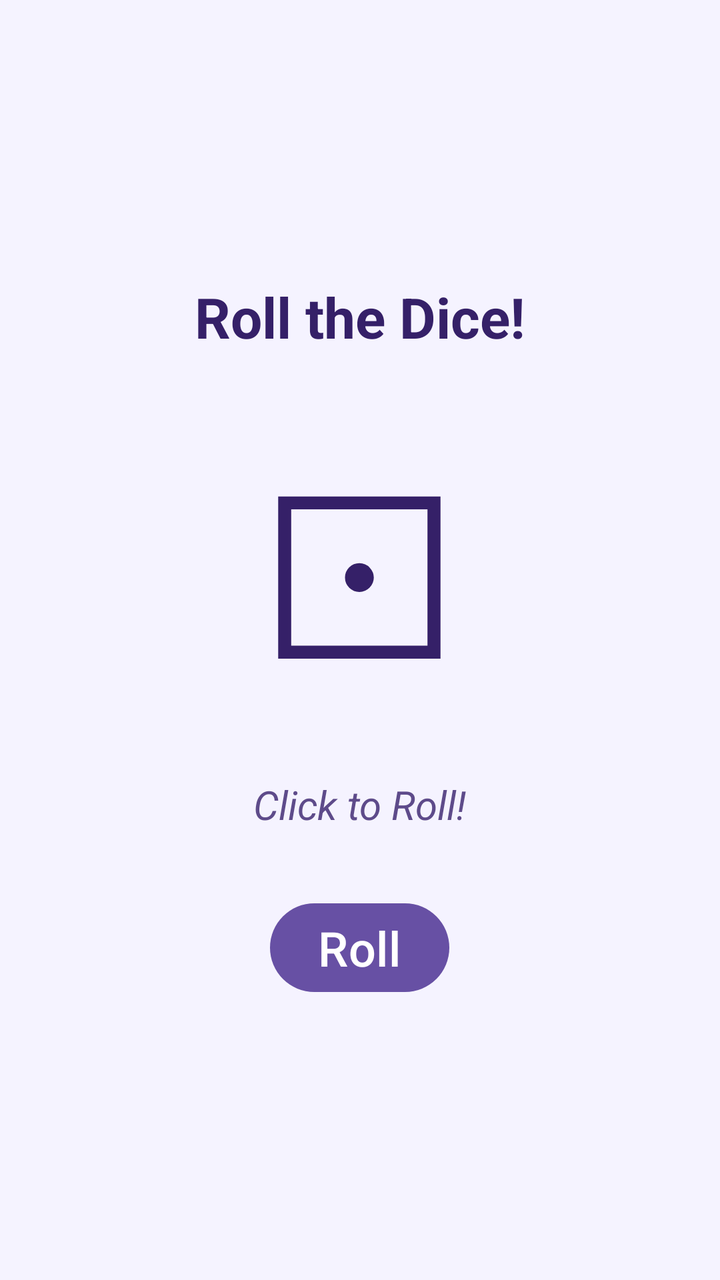
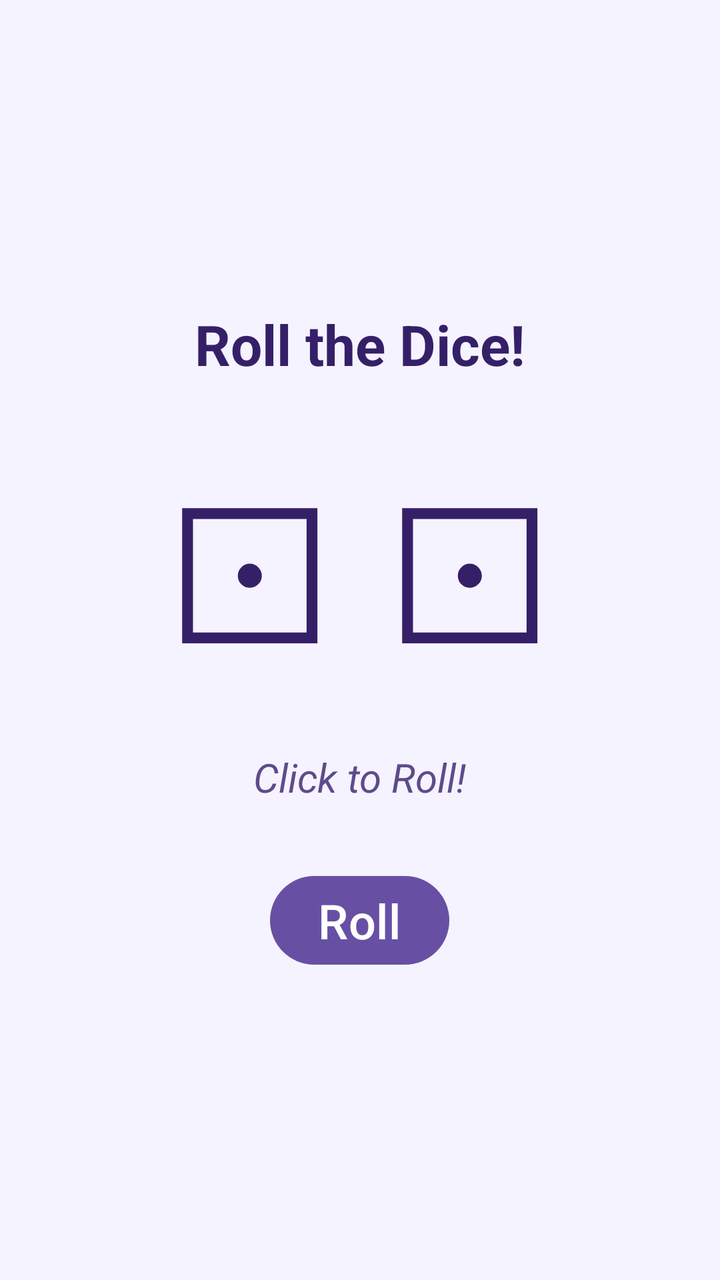

Two renders of the same Android screen: before a commit and after it. Below are the layout's source before the change and the commit's diff.
<!-- AndroidManifest.xml: application theme Theme.MyApp001a_DiceThrowXML -->
<!-- res/layout/activity_main.xml -->
<?xml version="1.0" encoding="utf-8"?>
<LinearLayout
    xmlns:android="http://schemas.android.com/apk/res/android"
    xmlns:app="http://schemas.android.com/apk/res-auto"
    xmlns:tools="http://schemas.android.com/tools"
    android:id="@+id/llMain"
    android:layout_width="match_parent"
    android:layout_height="match_parent"
    android:orientation="vertical"
    android:gravity="center"
    android:padding="24dp"
    android:background="#f5f3ff"
    tools:context=".MainActivity">

    <TextView
        android:id="@+id/tvTitle"
        android:layout_width="wrap_content"
        android:layout_height="wrap_content"
        android:text="Roll the Dice!"
        android:textSize="28sp"
        android:textStyle="bold"
        android:textColor="#352068" />

    <TextView
        android:id="@+id/tvDice"
        android:layout_width="wrap_content"
        android:layout_height="wrap_content"
        android:layout_marginTop="24dp"
        android:layout_marginBottom="24dp"
        android:text="⚀"
        android:textSize="120sp"
        android:textColor="#352068" />

    
    <TextView
        android:id="@+id/tvResult"
        android:layout_width="wrap_content"
        android:layout_height="wrap_content"
        android:layout_marginBottom="32dp"
        android:text="Click to Roll!"
        android:textSize="20sp"
        android:textStyle="italic"
        android:textColor="#5e4b8a" />

    <Button
        android:id="@+id/btnRoll"
        android:layout_width="wrap_content"
        android:layout_height="wrap_content"
        android:text="Roll"
        android:textSize="24sp" />

</LinearLayout>
<!-- resources referenced by this layout -->
<resources>
  <style name="Theme.MyApp001a_DiceThrowXML" parent="Base.Theme.MyApp001a_DiceThrowXML" />
  <style name="Base.Theme.MyApp001a_DiceThrowXML" parent="Theme.Material3.DayNight.NoActionBar">
          
          
      </style>
</resources>

<!-- the commit's change to res/layout/activity_main.xml (unified diff, before → after) -->
@@ -21,17 +21,33 @@
         android:textStyle="bold"
         android:textColor="#352068" />
 
-    <TextView
-        android:id="@+id/tvDice"
+    
+    <LinearLayout
         android:layout_width="wrap_content"
         android:layout_height="wrap_content"
+        android:orientation="horizontal"
         android:layout_marginTop="24dp"
-        android:layout_marginBottom="24dp"
-        android:text="⚀"
-        android:textSize="120sp"
-        android:textColor="#352068" />
+        android:layout_marginBottom="24dp">
 
-    
+        <TextView
+            android:id="@+id/tvDice1"
+            android:layout_width="wrap_content"
+            android:layout_height="wrap_content"
+            android:text="⚀"
+            android:textSize="100sp"
+            android:textColor="#352068"
+            android:layout_marginEnd="16dp" />
+
+        <TextView
+            android:id="@+id/tvDice2"
+            android:layout_width="wrap_content"
+            android:layout_height="wrap_content"
+            android:text="⚀"
+            android:textSize="100sp"
+            android:textColor="#352068"
+            android:layout_marginStart="16dp" />
+    </LinearLayout>
+
     <TextView
         android:id="@+id/tvResult"
         android:layout_width="wrap_content"
